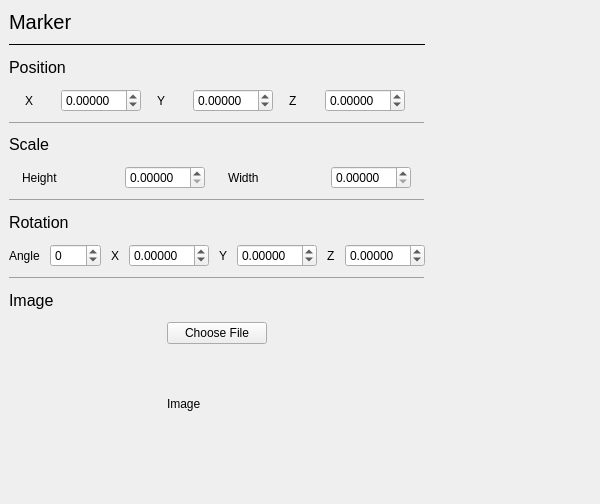
pnicolauc/ARMarkerEditor, file menu/markermenu.ui: the form before one commit.
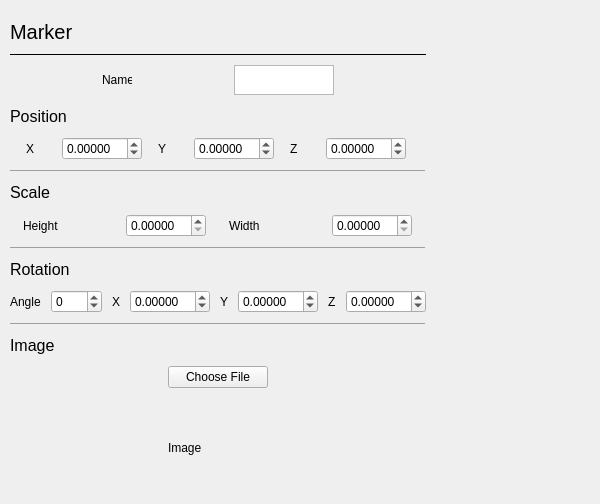
The form after the commit.

The edit to the form file:
```diff
--- a/menu/markermenu.ui
+++ b/menu/markermenu.ui
@@ -34,10 +34,10 @@
   <widget class="QWidget" name="verticalLayoutWidget">
    <property name="geometry">
     <rect>
-     <x>9</x>
-     <y>10</y>
-     <width>548</width>
-     <height>444</height>
+     <x>10</x>
+     <y>20</y>
+     <width>511</width>
+     <height>478</height>
     </rect>
    </property>
    <layout class="QVBoxLayout" name="verticalLayout_2">
@@ -75,6 +75,33 @@
       </property>
      </widget>
     </item>
+    <item>
+     <layout class="QHBoxLayout" name="horizontalLayout_6">
+      <item>
+       <widget class="QLabel" name="label_16">
+        <property name="maximumSize">
+         <size>
+          <width>30</width>
+          <height>20</height>
+         </size>
+        </property>
+        <property name="text">
+         <string>Name</string>
+        </property>
+       </widget>
+      </item>
+      <item>
+       <widget class="QTextEdit" name="ui_name">
+        <property name="maximumSize">
+         <size>
+          <width>100</width>
+          <height>30</height>
+         </size>
+        </property>
+       </widget>
+      </item>
+     </layout>
+    </item>
     <item>
      <widget class="QLabel" name="label_2">
       <property name="font">
```
